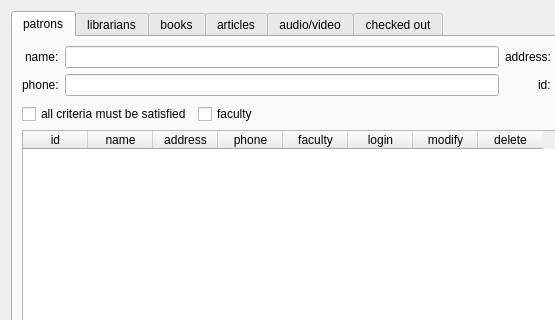
This is librarian.ui in Louie-ru/LMS-INNO as Qt 5 draws it before an edit; both pictures show x 0 to 555 and y 0 to 320 of the 1004 by 478 pixel window. The edited form follows.
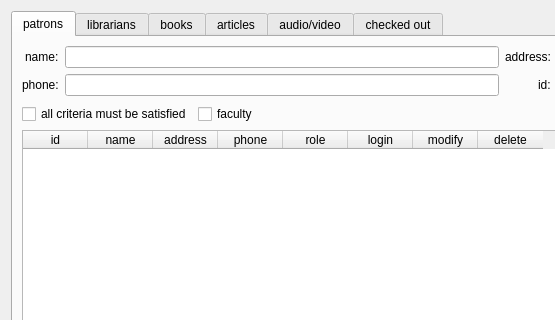
This is the edited form.

Commit message: faculty removed; new type of users

The edit to the form file:
```diff
--- a/librarian.ui
+++ b/librarian.ui
@@ -205,7 +205,7 @@
          </column>
          <column>
           <property name="text">
-           <string>faculty</string>
+           <string>role</string>
           </property>
          </column>
          <column>
```
The commit also changes 3 other files.
